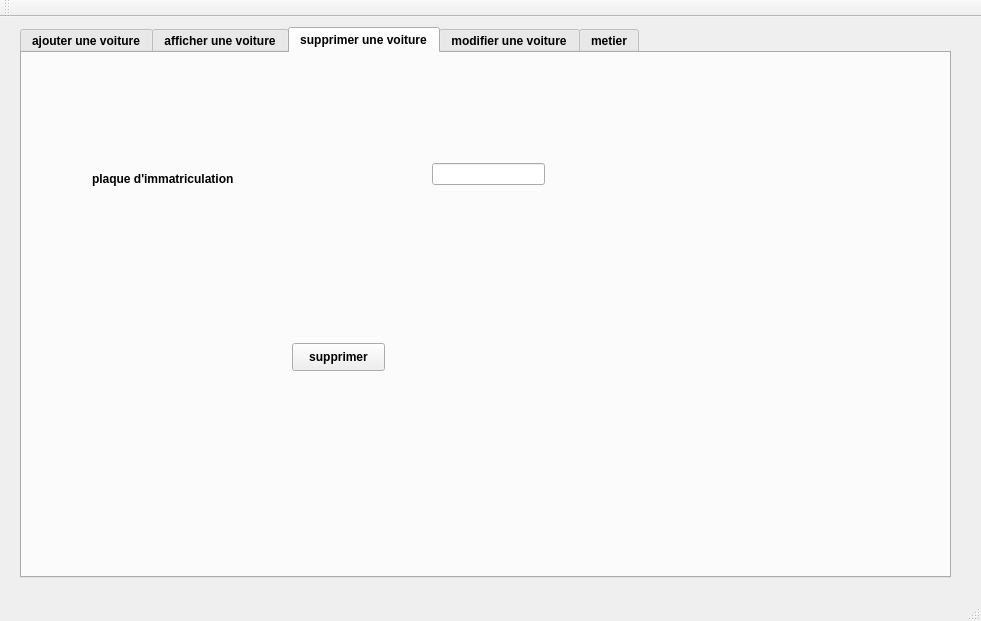
The window that mainwindow.ui (Esprit-UP-Algo/projetcpp-2a33-smart-ecological-transport-riders) describes before a commit, drawn with Qt 5.
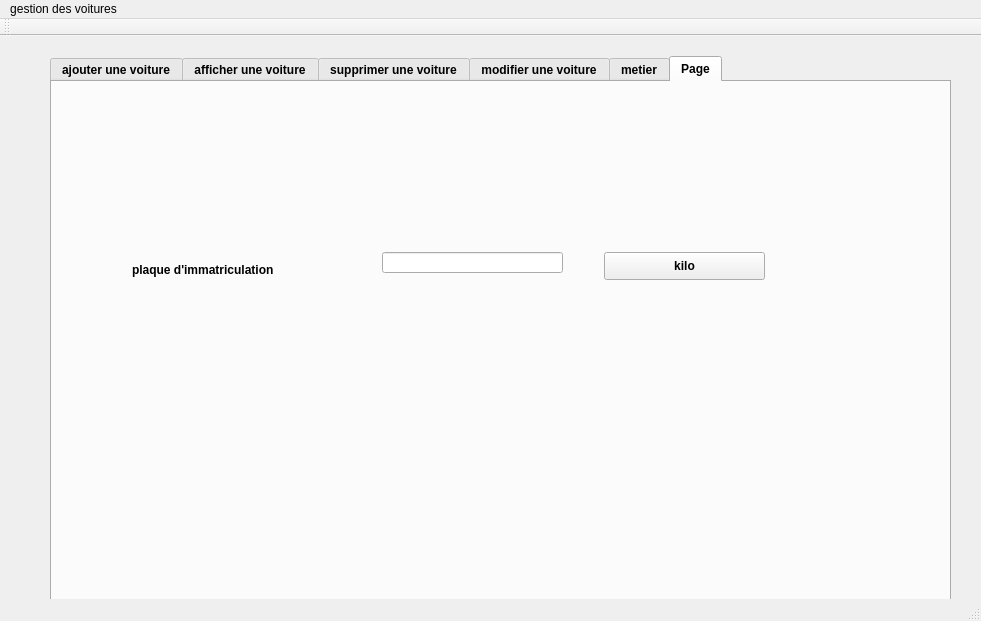
The same window after the commit. The open tabs and pages were chosen to show the change.

Diff of the .ui file:
```diff
--- a/mainwindow.ui
+++ b/mainwindow.ui
@@ -17,9 +17,9 @@
    <widget class="QTabWidget" name="tabWidget">
     <property name="geometry">
      <rect>
-      <x>20</x>
-      <y>10</y>
-      <width>931</width>
+      <x>50</x>
+      <y>20</y>
+      <width>901</width>
       <height>551</height>
      </rect>
     </property>
@@ -675,6 +675,96 @@
        <string>QR code</string>
       </property>
      </widget>
+     <widget class="QPushButton" name="OK">
+      <property name="geometry">
+       <rect>
+        <x>110</x>
+        <y>390</y>
+        <width>93</width>
+        <height>28</height>
+       </rect>
+      </property>
+      <property name="text">
+       <string>OK</string>
+      </property>
+     </widget>
+     <widget class="QPushButton" name="pushButton_10">
+      <property name="geometry">
+       <rect>
+        <x>220</x>
+        <y>390</y>
+        <width>93</width>
+        <height>28</height>
+       </rect>
+      </property>
+      <property name="text">
+       <string>cancel</string>
+      </property>
+     </widget>
+     <widget class="QLineEdit" name="dateTimeEditConfig">
+      <property name="geometry">
+       <rect>
+        <x>420</x>
+        <y>380</y>
+        <width>113</width>
+        <height>22</height>
+       </rect>
+      </property>
+     </widget>
+    </widget>
+    <widget class="QWidget" name="tab_6">
+     <attribute name="title">
+      <string>Page</string>
+     </attribute>
+     <widget class="QPushButton" name="kilo">
+      <property name="geometry">
+       <rect>
+        <x>552</x>
+        <y>170</y>
+        <width>161</width>
+        <height>28</height>
+       </rect>
+      </property>
+      <property name="text">
+       <string>kilo</string>
+      </property>
+     </widget>
+     <widget class="QLineEdit" name="lineEditPlaqueImmatriculation">
+      <property name="geometry">
+       <rect>
+        <x>330</x>
+        <y>170</y>
+        <width>181</width>
+        <height>21</height>
+       </rect>
+      </property>
+     </widget>
+     <widget class="QLabel" name="label_16">
+      <property name="geometry">
+       <rect>
+        <x>80</x>
+        <y>180</y>
+        <width>201</width>
+        <height>16</height>
+       </rect>
+      </property>
+      <property name="text">
+       <string>plaque d'immatriculation</string>
+      </property>
+     </widget>
+     <widget class="QLabel" name="aff">
+      <property name="geometry">
+       <rect>
+        <x>190</x>
+        <y>220</y>
+        <width>461</width>
+        <height>61</height>
+       </rect>
+      </property>
+      <property name="text">
+       <string/>
+      </property>
+     </widget>
     </widget>
    </widget>
   </widget>
@@ -687,6 +777,12 @@
      <height>26</height>
     </rect>
    </property>
+   <widget class="QMenu" name="menugestion_des_voitures">
+    <property name="title">
+     <string>gestion des voitures</string>
+    </property>
+   </widget>
+   <addaction name="menugestion_des_voitures"/>
   </widget>
   <widget class="QToolBar" name="mainToolBar">
    <attribute name="toolBarArea">
```
Left out of the diff: 24 changed lines with no effect on the pictures.
